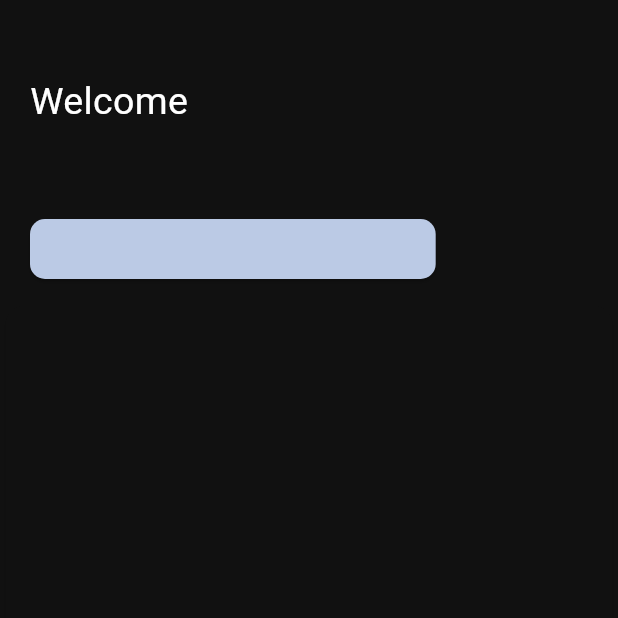
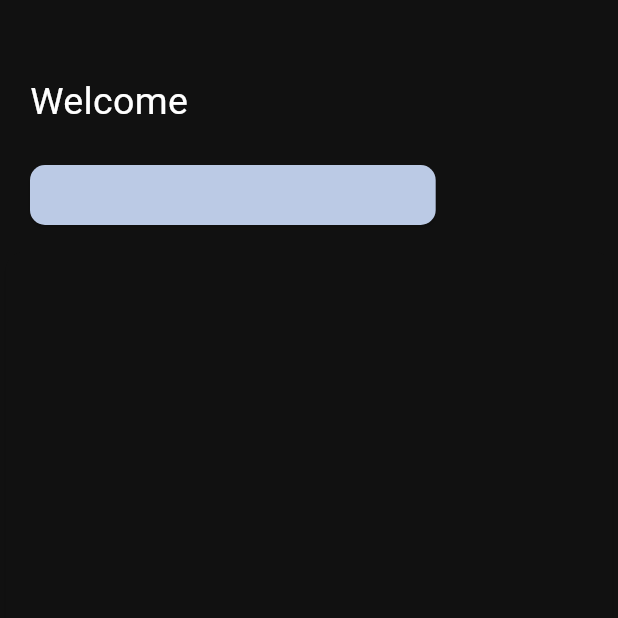
Before and after one commit to KaliopPraktyki/_projekt_praktyki_, a Flutter app: the screen it shows once a user with an empty profile is signed in, on a phone screen of 412 x 824 dp, the top half of it. Run offline on Flutter 3.47's test engine with Material 2 defaults, Android fonts, the phone set to English and light mode, and no system bars; our stand-ins replace cloud_firestore, firebase_auth, firebase_core, flex_color_scheme, flutter_slidable, get and 3 more; accounts and stored records are empty; generated files the repository leaves out were written again.

Commit message:
small changes

```diff
--- a/lib/screens/home_screen.dart
+++ b/lib/screens/home_screen.dart
@@ -62,10 +62,13 @@ class _HomeScreenState extends State<HomeScreen> {
                 mainAxisSize: MainAxisSize.min,
                 crossAxisAlignment: CrossAxisAlignment.start,
                 children: [
+                  Row(
+                    children: [
                       Text(
-                    AppLocalizations.of(context)!.welcome,
-                    style: const TextStyle(
-                        fontSize: 25),
+                          AppLocalizations.of(context)!.welcome+" ",
+                        style: TextStyle(
+                            fontSize: 25
+                        ),
                       ),
                       FutureBuilder(
                         future: getUserName(),
@@ -77,6 +80,8 @@ class _HomeScreenState extends State<HomeScreen> {
                           TextStyle(fontWeight: FontWeight.bold,
                               fontSize: 25),);
                         },
+                      ),
+                    ],
                   ),
                  SizedBox(height: 20,),
                   ElevatedButton(
```
Lines whose indentation alone changed are shown as unchanged.
